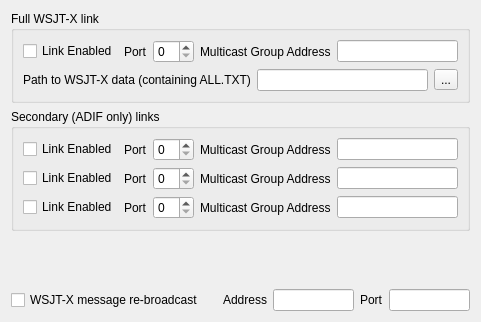
The window that mqt/MqtLogger/WsjtxConfigure.ui (Rsclub22/Minos2-Mirror) describes before a commit, drawn with Qt 5.
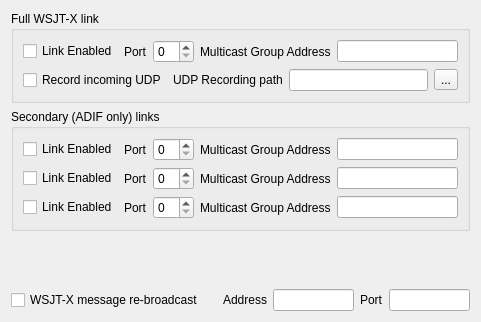
The same window after the commit.

Commit message: record/replay WSJT-X UDP stream

Diff of the .ui file:
```diff
--- a/mqt/MqtLogger/WsjtxConfigure.ui
+++ b/mqt/MqtLogger/WsjtxConfigure.ui
@@ -61,10 +61,17 @@
       </item>
       <item>
        <layout class="QHBoxLayout" name="horizontalLayout_15">
+        <item>
+         <widget class="QCheckBox" name="udpRecCB">
+          <property name="text">
+           <string>Record incoming UDP</string>
+          </property>
+         </widget>
+        </item>
         <item>
          <widget class="QLabel" name="label_11">
           <property name="text">
-           <string>Path to WSJT-X data (containing ALL.TXT)</string>
+           <string>UDP Recording path</string>
           </property>
          </widget>
         </item>
```
Left out of the diff: 4 changed lines with no effect on the pictures. The commit also changes 16 other files.
